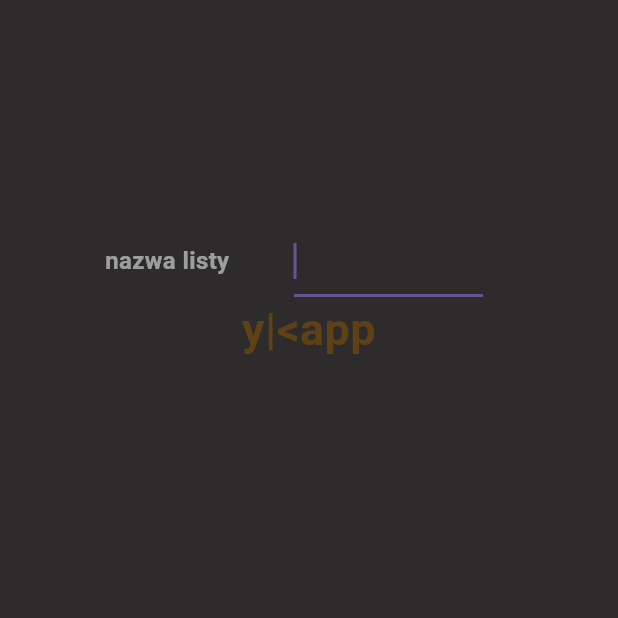
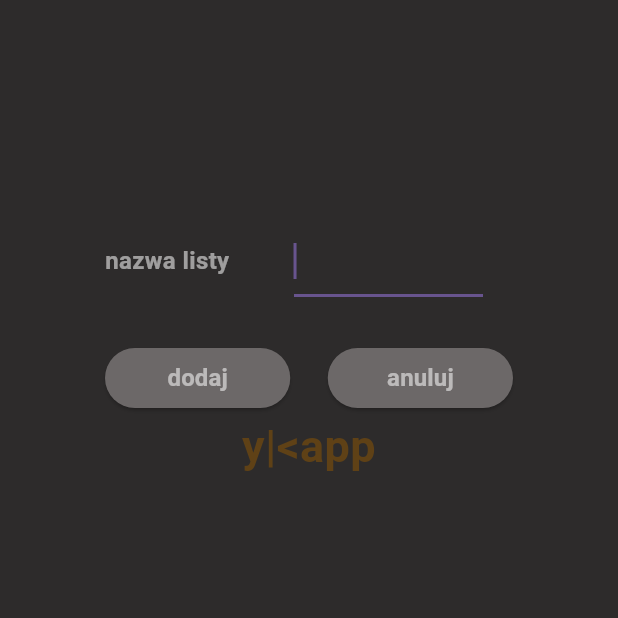
Before and after one commit to yakubus/shopinglist, a Flutter app: the screen it shows after launch, after a tap on "dodaj listę", on a phone screen of 412 x 824 dp, the top half of it. Run offline on Flutter 3.47's test engine with Material 3 defaults, Android fonts, the phone set to English and light mode, and no system bars; our stand-ins replace flutter_hooks, go_router, hooks_riverpod; Roboto replaces fonts that are missing (Helvetica Neue).

```diff
--- /dev/null
+++ b/lib/style/style.dart
@@ -0,0 +1,27 @@
+import 'package:flutter/material.dart';
+
+TextStyle inputTextStyle() {
+  return const TextStyle(
+    color: Colors.white54,
+    fontSize: 16,
+    fontFamily: 'Helvetica Neue',
+  );
+}
+
+TextStyle standardTextStyle() {
+  return const TextStyle(
+    color: Colors.white54,
+    fontSize: 16,
+    fontWeight: FontWeight.bold,
+    fontFamily: 'Helvetica Neue',
+  );
+}
+
+TextStyle headerTextStyle() {
+  return const TextStyle(
+    color: Colors.white54,
+    fontSize: 24,
+    fontWeight: FontWeight.bold,
+    fontFamily: 'Helvetica Neue',
+  );
+}
--- a/lib/views/add_new_list_view.dart
+++ b/lib/views/add_new_list_view.dart
@@ -1,10 +1,16 @@
 import 'package:flutter/material.dart';
 import 'package:flutter_hooks/flutter_hooks.dart';
+import 'package:go_router/go_router.dart';
 import 'package:hooks_riverpod/hooks_riverpod.dart';
 import 'package:shopinglist/views/footer.dart';
+import 'package:shopinglist/views/home_view/home_view.dart';
+
+import '../style/style.dart';
 
 class AddNewListView extends HookConsumerWidget {
-  const AddNewListView({super.key});
+  const AddNewListView({
+    super.key,
+  });
 
   @override
   Widget build(BuildContext context, WidgetRef ref) {
@@ -19,27 +25,62 @@ class AddNewListView extends HookConsumerWidget {
               const SizedBox(height: 80),
               Row(
                 children: [
-                  const Expanded(
-                    child: Text('nazwa listy',
-                        style: TextStyle(
-                          color: Colors.white54,
-                          fontSize: 16,
-                          fontWeight: FontWeight.bold,
-                          fontFamily: 'Helvetica Neue',
-                        )),
+                  Expanded(
+                    child: Text(
+                      'nazwa listy',
+                      style: standardTextStyle(),
+                    ),
                   ),
                   Expanded(
                     child: TextField(
-                        autofocus: true,
-                        controller: textController,
-                        style: const TextStyle(
-                          color: Colors.white54,
-                          fontSize: 16,
-                          fontFamily: 'Helvetica Neue',
-                        )),
+                      autofocus: true,
+                      controller: textController,
+                      style: inputTextStyle(),
+                    ),
                   ),
-                  SizedBox(
+                  const SizedBox(
                     width: 20,
+                  ),
+                ],
+              ),
+              const SizedBox(
+                height: 30,
+              ),
+              Row(
+                children: [
+                  Expanded(
+                    child: ElevatedButton(
+                      style: ElevatedButton.styleFrom(
+                          backgroundColor:
+                              const Color.fromARGB(255, 108, 104, 104)),
+                      child: Text(
+                        'dodaj',
+                        style: standardTextStyle(),
+                      ),
+                      onPressed: () {
+                        ref
+                            .read(shopListProvider.notifier)
+                            .newList(textController.text);
+                        context.go('/');
+                      },
+                    ),
+                  ),
+                  const SizedBox(
+                    width: 25,
+                  ),
+                  Expanded(
+                    child: ElevatedButton(
+                      style: ElevatedButton.styleFrom(
+                          backgroundColor:
+                              const Color.fromARGB(255, 108, 104, 104)),
+                      child: Text(
+                        'anuluj',
+                        style: standardTextStyle(),
+                      ),
+                      onPressed: () {
+                        context.go('/');
+                      },
+                    ),
                   ),
                 ],
               ),
--- a/lib/views/footer.dart
+++ b/lib/views/footer.dart
@@ -5,9 +5,9 @@ class FooterApp extends StatelessWidget {
 
   @override
   Widget build(BuildContext context) {
-    return Align(
+    return const Align(
       alignment: Alignment.bottomCenter,
-      child: const Text(
+      child: Text(
         'y|<app',
         textAlign: TextAlign.center,
         style: TextStyle(
--- a/lib/views/home_view/home_view.dart
+++ b/lib/views/home_view/home_view.dart
@@ -8,6 +8,8 @@ import 'package:shopinglist/views/footer.dart';
 
 import 'package:shopinglist/views/home_view/shoplist_tile.dart';
 import 'package:shopinglist/views/title.dart';
+
+import '../../style/style.dart';
 
 final shopListProvider =
     NotifierProvider<ShoplistColection, List<Shoplist>>(ShoplistColection.new);
@@ -26,7 +28,10 @@ class HomeView extends HookConsumerWidget {
             const SizedBox(height: 80),
             const TitleApp(),
             if (lists.isEmpty)
-              const Text('Nie dodałeś żadnej listy')
+              Text(
+                'Nie dodałeś żadnej listy',
+                style: standardTextStyle(),
+              )
             else
               Expanded(
                 child: ListView.builder(
@@ -43,7 +48,12 @@ class HomeView extends HookConsumerWidget {
                 ),
               ),
             ElevatedButton(
-              child: const Text('dodaj listę'),
+              style: ElevatedButton.styleFrom(
+                  backgroundColor: const Color.fromARGB(255, 108, 104, 104)),
+              child: Text(
+                'dodaj listę',
+                style: standardTextStyle(),
+              ),
               onPressed: () => context.go('/newList'),
             ),
             const FooterApp(),
--- a/lib/views/home_view/shoplist_tile.dart
+++ b/lib/views/home_view/shoplist_tile.dart
@@ -1,6 +1,7 @@
 // ignore_for_file: public_member_api_docs, sort_constructors_first
 
 import 'package:flutter/material.dart';
+import 'package:go_router/go_router.dart';
 import 'package:hooks_riverpod/hooks_riverpod.dart';
 import 'package:shopinglist/models/shoplist.dart';
 import 'package:shopinglist/views/home_view/home_view.dart';
@@ -28,6 +29,7 @@ class ShoplistTile extends HookConsumerWidget {
               mainAxisSize: MainAxisSize.min,
               children: [
                 ListTile(
+                  onTap: () => context.go('/shoplist', extra: shoplist),
                   leading: const Icon(color: Colors.white54, Icons.list_alt),
                   title: Text(
                     shoplist.listName,
```
Also changed, not shown: lib/models/shoplist.dart (+2 -7 lines), lib/models/shoplist_colection.dart (+15 -15 lines), lib/routing/routing.dart (+7 -6 lines), lib/views/shoplist_view.dart (deleted, +0 -13 lines), lib/views/shoplist_view/shoplist_item.dart (added, +61 -0 lines), lib/views/shoplist_view/shoplist_view.dart (added, +58 -0 lines).
